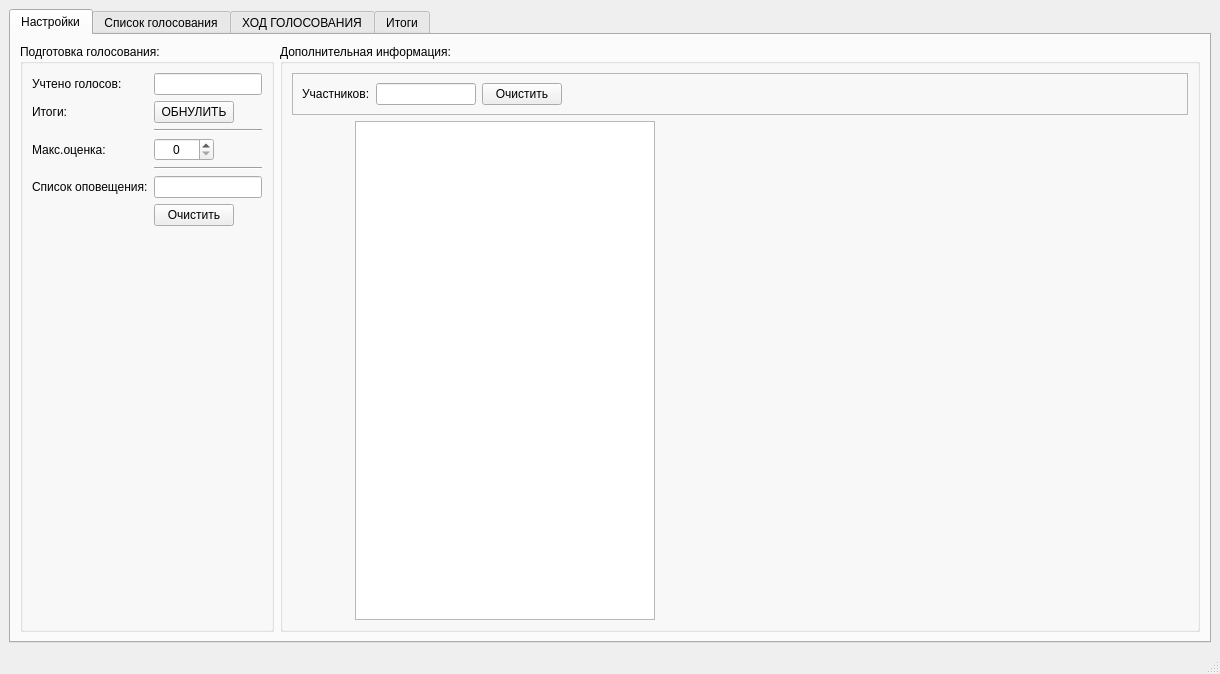
This is Ui_panel.ui in AlexanderSokolov69/Vote_counter as Qt 5 draws it before an edit. The edited form follows.
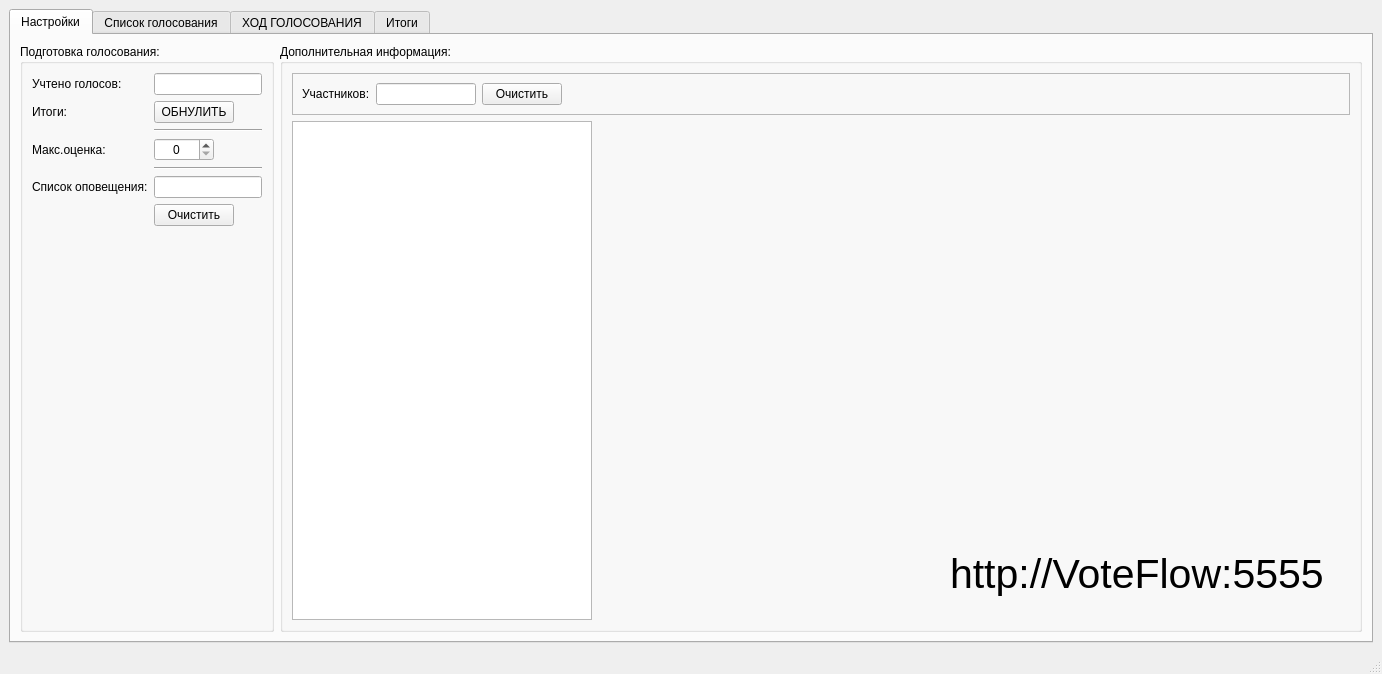
This is the edited form. The open tabs and pages were chosen to show the change. Icons and pictures are not drawn.

Diff of the .ui file:
```diff
--- a/Ui_panel.ui
+++ b/Ui_panel.ui
@@ -6,7 +6,7 @@
    <rect>
     <x>0</x>
     <y>0</y>
-    <width>1220</width>
+    <width>1382</width>
     <height>674</height>
    </rect>
   </property>
@@ -302,6 +302,21 @@
               </widget>
              </item>
              <item>
+              <spacer name="horizontalSpacer_6">
+               <property name="orientation">
+                <enum>Qt::Horizontal</enum>
+               </property>
+               <property name="sizeHint" stdset="0">
+                <size>
+                 <width>40</width>
+                 <height>20</height>
+                </size>
+               </property>
+              </spacer>
+             </item>
+             <item>
+              <layout class="QVBoxLayout" name="verticalLayout_5">
+               <item>
               <widget class="QLabel" name="label_17">
                <property name="sizePolicy">
                 <sizepolicy hsizetype="Fixed" vsizetype="Fixed">
@@ -309,6 +324,12 @@
                  <verstretch>0</verstretch>
                 </sizepolicy>
                </property>
+                 <property name="minimumSize">
+                  <size>
+                   <width>400</width>
+                   <height>400</height>
+                  </size>
+                 </property>
                <property name="maximumSize">
                 <size>
                  <width>400</width>
@@ -326,6 +347,26 @@
                </property>
               </widget>
              </item>
+               <item>
+                <widget class="QLabel" name="label_2">
+                 <property name="sizePolicy">
+                  <sizepolicy hsizetype="Expanding" vsizetype="Minimum">
+                   <horstretch>0</horstretch>
+                   <verstretch>0</verstretch>
+                  </sizepolicy>
+                 </property>
+                 <property name="font">
+                  <font>
+                   <pointsize>31</pointsize>
+                  </font>
+                 </property>
+                 <property name="text">
+                  <string>http://VoteFlow:5555</string>
+                 </property>
+                </widget>
+               </item>
+              </layout>
+             </item>
             </layout>
            </item>
           </layout>
```
Left out of the diff: 24 changed lines with no effect on the pictures. Lines whose indentation alone changed are shown as unchanged.
